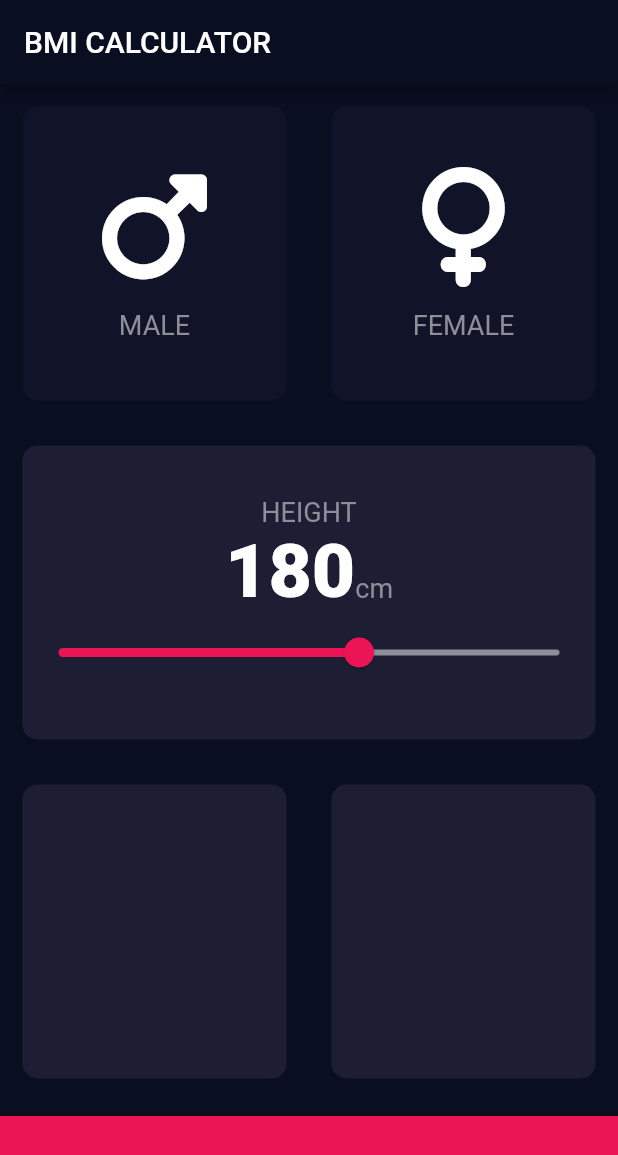
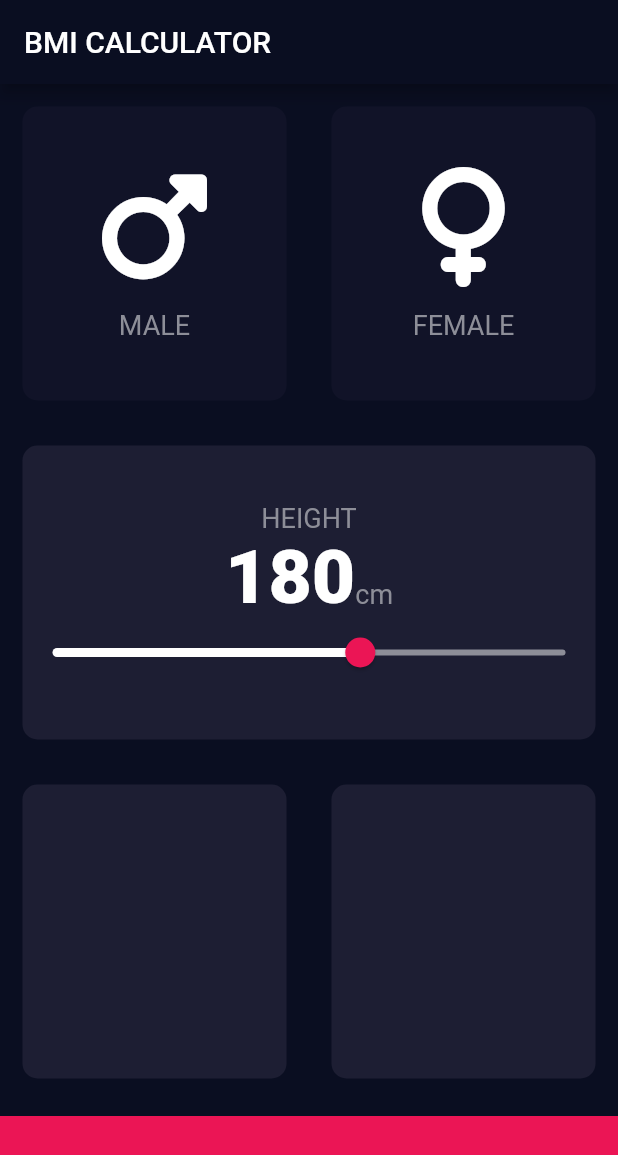
Before and after one commit to ania-niezychowska/BMIApp, a Flutter app: the screen it shows after launch, on a phone screen of 412 x 824 dp. Shown: the top 1155 px of the screen. Run offline on Flutter 3.47's test engine with Material 2 defaults, Android fonts, the phone set to English and light mode, and no system bars; our stand-ins replace font_awesome_flutter; missing offline and left inert: dart:html.

Commit message:
add slider theme

```diff
--- a/lib/input_page.dart
+++ b/lib/input_page.dart
@@ -92,17 +92,25 @@ class _InputPageState extends State<InputPage> {
                       )
                     ],
                   ),
-                  Slider(
+                  SliderTheme(
+                    data: SliderTheme.of(context).copyWith(
+                      inactiveTrackColor: Color(0xFF8D8E98),
+                      activeTrackColor: Colors.white,
+                      thumbColor: Color(0xFFEB1555),
+                      overlayColor: Color(0x29EB1555),
+                      thumbShape: RoundSliderThumbShape(enabledThumbRadius: 10.0),
+                      overlayShape: RoundSliderOverlayShape(overlayRadius: 20.0),
+                    ),
+                    child: Slider(
                       value: height.toDouble(),
                       min: 120.0,
                       max: 220.0,
-                    activeColor: Color(0xFFEB1555),
-                    inactiveColor: Color(0xFF8D8E98),
                       onChanged: (double newValue) {
                         setState(() {
                           height = newValue.round();
                         });
                       },
+                    ),
                   ),
                 ],
               ),
```
Lines whose indentation alone changed are shown as unchanged.
